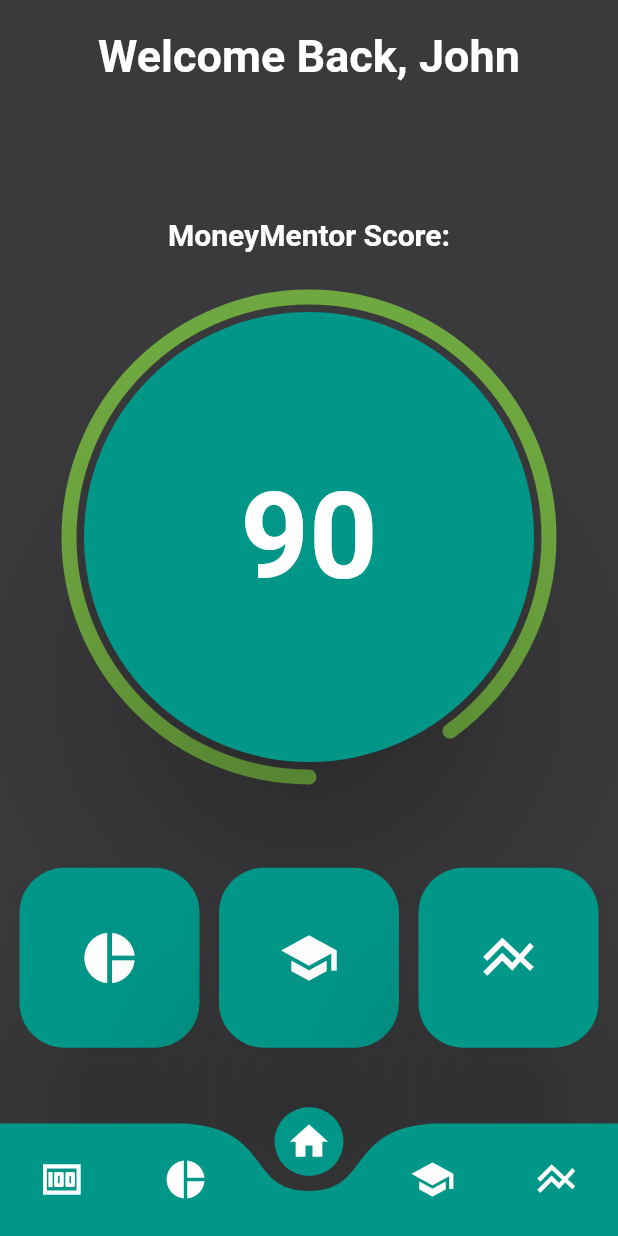
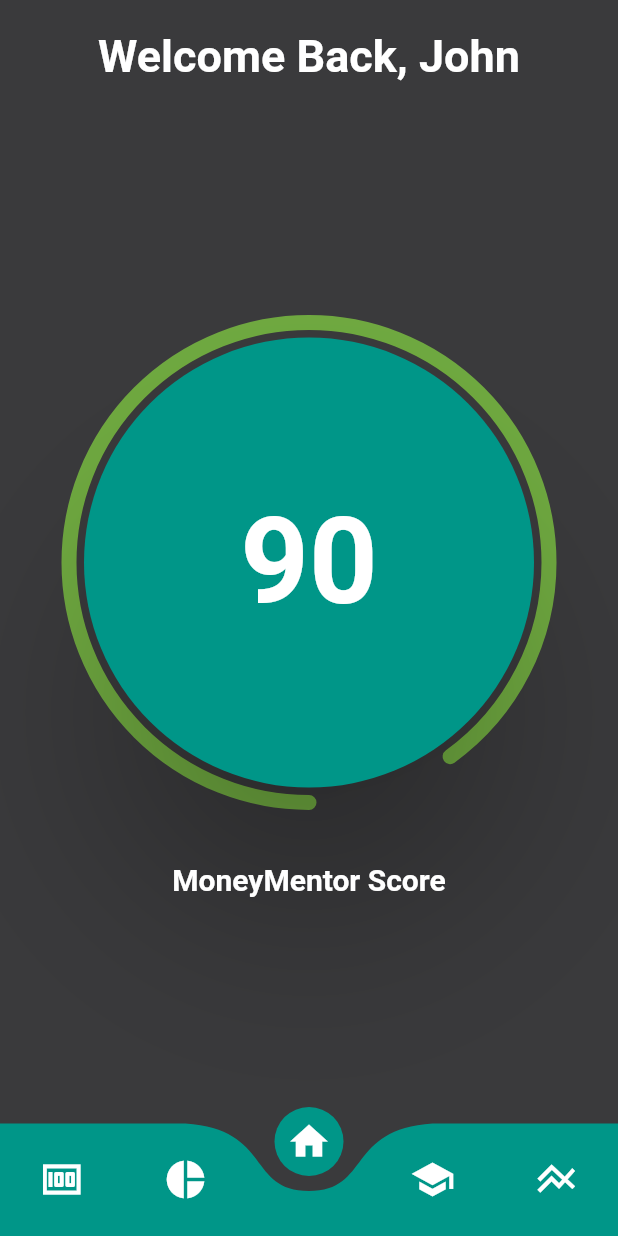
Before and after one commit to sadzhamo/money_mentor, a Flutter app: the screen it shows after launch, on a phone screen of 412 x 824 dp. Run offline on Flutter 3.47's test engine with Material 2 defaults, Android fonts, the phone set to English and light mode, and no system bars; drawn by our look-alikes of curved_navigation_bar.

Commit message:
changed some stuff and by stuff i mean shit

```diff
--- a/lib/HomePage.dart
+++ b/lib/HomePage.dart
@@ -16,9 +16,10 @@ class HomePage extends StatelessWidget {
         child: Column(
           mainAxisAlignment: MainAxisAlignment.start,
           children: <Widget>[
+            // Top Padding
             const Padding(
               padding:
-                  EdgeInsets.only(top: 20), // Padding at the top of the page.
+                EdgeInsets.only(top: 20), // Padding at the top of the page.
               child: Align(
                 alignment: Alignment.topCenter,
                 child: Text(
@@ -32,23 +33,11 @@ class HomePage extends StatelessWidget {
                 ),
               ),
             ),
-            const SizedBox(
-                height: 90), // Space between welcome text and MoneyMentor core.
-            const Align(
-              alignment: Alignment.center,
-              child: Text(
-                'MoneyMentor Score:',
-                style: TextStyle(
-                  fontSize: 20,
-                  fontWeight: FontWeight.bold,
-                  color: Colors
-                      .white, // Again, assuming white text color from the theme.
-                ),
-              ),
-            ),
+            // Space between welcome text and MoneyMentor core.
             const SizedBox(
                 height:
-                    40), // Space between score description and the score button.
+                    170),
+            // Stack to hold the Score Button
             Stack(
               alignment: Alignment.center,
               children: [
@@ -63,84 +52,24 @@ class HomePage extends StatelessWidget {
                 ), // This widget displays the score and is interactive.
               ],
             ),
-            const SizedBox(
-                height: 20), // Space below the score before the button tray.
-            const Expanded(
-              child:
-                  ButtonTray(), // Your custom widget for additional options or navigation.
-            ),
+            // Space Between Score Button and the MoneyMentor Score Title
+            const SizedBox(height: 50),
+            // MoneyMentor Allignment
+            const Align(
+              alignment: Alignment.center,
+              child: Text(
+                'MoneyMentor Score',
+                style: TextStyle(
+                  fontSize: 20,
+                  fontWeight: FontWeight.bold,
+                  color: Colors
+                    .white, // Again, assuming white text color from the theme.
+                ),
+              )
+            ), // Space below the score before the button tray.
           ],
         ),
       ),
-    );
-  }
-}
-
-class ButtonTray extends StatelessWidget {
-  const ButtonTray({super.key});
-
-  @override
-  Widget build(BuildContext context) {
-    return Row(
-      mainAxisAlignment: MainAxisAlignment
-          .spaceEvenly, // Evenly distribute the space between buttons
-      children: <Widget>[
-        // First button with an icon
-        ElevatedButton(
-          style: ElevatedButton.styleFrom(
-            shape: RoundedRectangleBorder(
-              borderRadius: BorderRadius.circular(30), // Rounded corners
-            ),
-            padding: const EdgeInsets.all(40),
-            backgroundColor: buttonColor,
-            foregroundColor: buttonText,
-            elevation: 50,
-            shadowColor: Colors.black,
-          ),
-          onPressed: () {
-            //do some shit i guess
-          },
-          child: const Icon(Icons.pie_chart,
-              size: 40), // You can change this to any icon you want
-        ),
-
-        // Second button with an icon
-        ElevatedButton(
-          style: ElevatedButton.styleFrom(
-            shape: RoundedRectangleBorder(
-              borderRadius: BorderRadius.circular(30), // Rounded corners
-            ),
-            padding: const EdgeInsets.all(40),
-            backgroundColor: buttonColor,
-            foregroundColor: buttonText,
-            elevation: 50,
-            shadowColor: Colors.black,
-          ),
-          onPressed: () {
-            // Handle the button press for the second button
-          },
-          child: const Icon(Icons.school, size: 40), // Change this icon as well
-        ),
-
-        // Third button with an icon
-        ElevatedButton(
-          style: ElevatedButton.styleFrom(
-            shape: RoundedRectangleBorder(
-              borderRadius: BorderRadius.circular(30), // Rounded corners
-            ),
-            padding: const EdgeInsets.all(40),
-            backgroundColor: buttonColor,
-            foregroundColor: buttonText,
-            elevation: 50,
-            shadowColor: Colors.black,
-          ),
-          onPressed: () {
-            // Handle the button press for the third button
-          },
-          child:
-              const Icon(Icons.line_axis, size: 40), // Change this icon as well
-        ),
-      ],
     );
   }
 }
--- a/lib/main.dart
+++ b/lib/main.dart
@@ -24,7 +24,7 @@ class MyApp extends StatelessWidget {
       ),
       routes: {
         "/": (context) => const MainPage(),
-        "/score": (context) => ScorecardPage(score: 'score')
+        "/score": (context) => ScorecardPage(score: '40')
       },
     );
   }
```
Also changed, not shown: lib/ScorecardPage.dart (+121 -7 lines).
